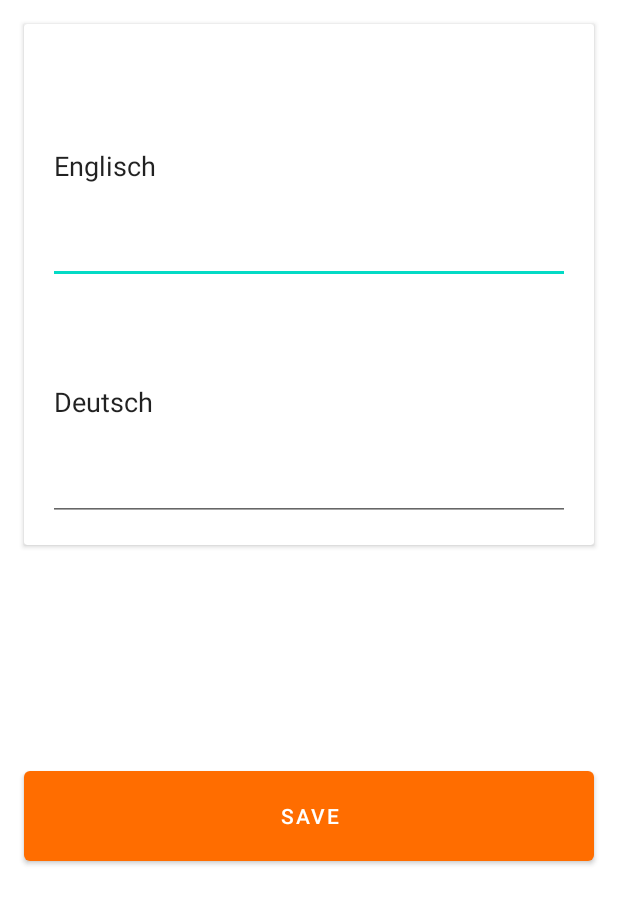
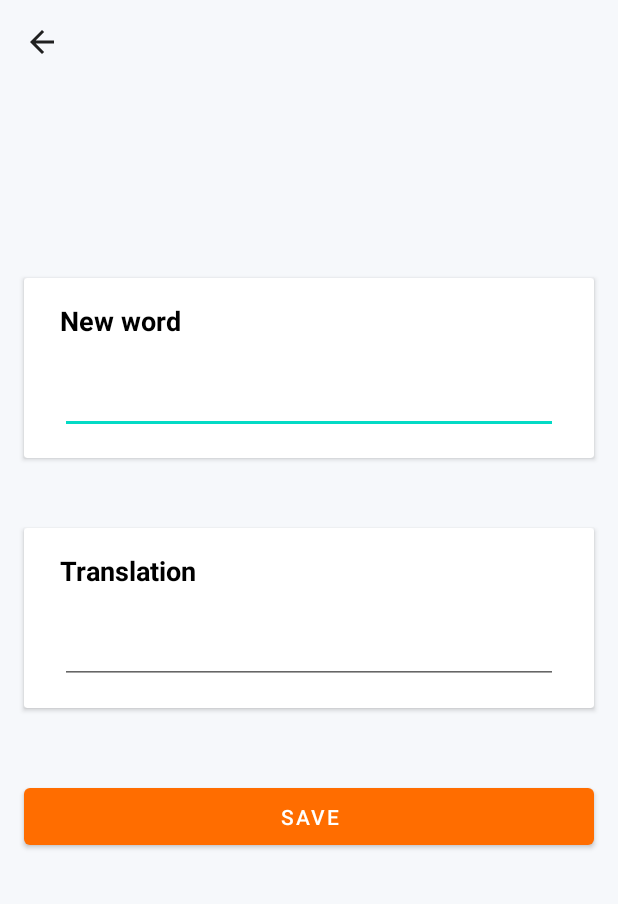
Before and after one commit to sang-ng/DictionaryMaker, an Android app: the AddWordActivity screen opened directly, with no data from a screen before it, on a phone screen of 412 x 824 dp. Shown: the top 904 px of the screen. Run offline under Robolectric (Android 15) with nearby library versions, the light colour scheme and no system bars; Roboto replaces fonts that are not available here.

Commit message:
updated AddWordActivity UI

```diff
--- a/Vocabulary App/app/src/main/java/com/example/android/vocabularyapp/ui/addWord/AddWordActivity.kt
+++ b/Vocabulary App/app/src/main/java/com/example/android/vocabularyapp/ui/addWord/AddWordActivity.kt
@@ -2,6 +2,7 @@ package com.example.android.vocabularyapp.ui.addWord
 
 import androidx.appcompat.app.AppCompatActivity
 import android.os.Bundle
+import android.widget.Toast
 import com.example.android.vocabularyapp.databinding.ActivityAddWordBinding
 import com.example.android.vocabularyapp.model.Category
 import com.example.android.vocabularyapp.model.Word
@@ -19,11 +20,21 @@ class AddWordActivity : AppCompatActivity() {
         super.onCreate(savedInstanceState)
         binding = ActivityAddWordBinding.inflate(layoutInflater)
 
+        setSupportActionBar(binding.addToolbar)
+        supportActionBar?.setDisplayHomeAsUpEnabled(true)
+        supportActionBar?.setDisplayShowTitleEnabled(false)
+
         getDataFromIntent()
         initOnClick()
         observeSelectedWord()
 
         setContentView(binding.root)
+    }
+
+    override fun onSupportNavigateUp(): Boolean {
+        finish()
+
+        return super.onSupportNavigateUp()
     }
 
     private fun getDataFromIntent() {
--- a/Vocabulary App/app/src/main/java/com/example/android/vocabularyapp/ui/learn/LearnActivity.kt
+++ b/Vocabulary App/app/src/main/java/com/example/android/vocabularyapp/ui/learn/LearnActivity.kt
@@ -31,8 +31,6 @@ class LearnActivity : AppCompatActivity() {
         setSupportActionBar(binding.learnToolbar)
         supportActionBar?.setDisplayShowTitleEnabled(false)
         supportActionBar?.setDisplayHomeAsUpEnabled(true)
-
-        //TODO add navigate up
 
         getCategoryFromIntent()
         initOnClick()
--- a/Vocabulary App/app/src/main/res/layout/activity_add_word.xml
+++ b/Vocabulary App/app/src/main/res/layout/activity_add_word.xml
@@ -4,52 +4,116 @@
     xmlns:tools="http://schemas.android.com/tools"
     android:layout_width="match_parent"
     android:layout_height="match_parent"
+    android:background="#F6F8FB"
     tools:context=".ui.addWord.AddWordActivity">
+
+    <androidx.appcompat.widget.Toolbar
+        android:id="@+id/add_toolbar"
+        android:layout_width="match_parent"
+        android:layout_height="wrap_content"
+        android:background="#F6F8FB"
+        android:minHeight="?attr/actionBarSize"
+        android:theme="?attr/actionBarTheme"
+        app:layout_constraintEnd_toEndOf="parent"
+        app:layout_constraintStart_toStartOf="parent"
+        app:layout_constraintTop_toTopOf="parent" />
+
+    <androidx.cardview.widget.CardView
+        android:layout_width="0dp"
+        android:layout_height="120dp"
+        android:layout_marginStart="16dp"
+        android:layout_marginEnd="16dp"
+        app:layout_constraintBottom_toBottomOf="parent"
+        app:layout_constraintEnd_toEndOf="parent"
+        app:layout_constraintHorizontal_bias="0.0"
+        app:layout_constraintStart_toStartOf="parent"
+        app:layout_constraintTop_toTopOf="parent"
+        app:layout_constraintVertical_bias="0.263">
+
+        <androidx.constraintlayout.widget.ConstraintLayout
+            android:layout_width="match_parent"
+            android:layout_height="120dp">
+
+            <EditText
+                android:id="@+id/add_word_name"
+                android:layout_width="0dp"
+                android:layout_height="50dp"
+                android:layout_marginStart="24dp"
+                android:layout_marginTop="62dp"
+                android:layout_marginEnd="24dp"
+                android:layout_marginBottom="16dp"
+                android:ems="10"
+                android:inputType="textMultiLine|text"
+                app:layout_constraintBottom_toBottomOf="parent"
+                app:layout_constraintEnd_toEndOf="parent"
+                app:layout_constraintHorizontal_bias="0.0"
+                app:layout_constraintStart_toStartOf="parent"
+                app:layout_constraintTop_toBottomOf="@+id/new_word"
+                app:layout_constraintVertical_bias="1.0" />
+
+            <TextView
+                android:id="@+id/new_word"
+                android:layout_width="wrap_content"
+                android:layout_height="wrap_content"
+                android:layout_marginStart="24dp"
+                android:layout_marginTop="16dp"
+                android:text="New word"
+                android:textSize="18sp"
+                android:textStyle="bold"
+                app:layout_constraintStart_toStartOf="parent"
+                app:layout_constraintTop_toTopOf="parent" />
+        </androidx.constraintlayout.widget.ConstraintLayout>
+
+    </androidx.cardview.widget.CardView>
 
     <androidx.cardview.widget.CardView
         android:id="@+id/cardView"
         android:layout_width="0dp"
-        android:layout_height="347dp"
+        android:layout_height="120dp"
         android:layout_marginStart="16dp"
-        android:layout_marginTop="16dp"
         android:layout_marginEnd="16dp"
+        app:layout_constraintBottom_toBottomOf="parent"
         app:layout_constraintEnd_toEndOf="parent"
+        app:layout_constraintHorizontal_bias="0.0"
         app:layout_constraintStart_toStartOf="parent"
         app:layout_constraintTop_toTopOf="parent">
 
-        <LinearLayout
+        <androidx.constraintlayout.widget.ConstraintLayout
             android:layout_width="match_parent"
-            android:layout_height="match_parent"
-            android:orientation="vertical"
-            android:padding="16dp">
+            android:layout_height="match_parent">
+
+            <TextView
+                android:id="@+id/translation"
+                android:layout_width="wrap_content"
+                android:layout_height="wrap_content"
+                android:layout_marginStart="24dp"
+                android:layout_marginTop="16dp"
+                android:text="Translation"
+                android:textSize="18sp"
+                android:textStyle="bold"
+                app:layout_constraintStart_toStartOf="parent"
+                app:layout_constraintTop_toTopOf="parent" />
 
             <EditText
                 android:id="@+id/add_word_trans"
-                android:layout_width="match_parent"
-                android:layout_height="wrap_content"
-                android:layout_weight="1"
+                android:layout_width="0dp"
+                android:layout_height="50dp"
+                android:layout_marginStart="24dp"
+                android:layout_marginEnd="24dp"
+                android:layout_marginBottom="16dp"
                 android:ems="10"
-                android:hint="translation"
-                android:inputType="textPersonName"
-                android:text="Englisch" />
-
-            <EditText
-                android:id="@+id/add_word_name"
-                android:layout_width="match_parent"
-                android:layout_height="wrap_content"
-                android:layout_weight="1"
-                android:ems="10"
-                android:hint="deutsch"
-                android:inputType="textPersonName"
-                android:text="Deutsch" />
-        </LinearLayout>
+                android:inputType="textMultiLine|text"
+                app:layout_constraintBottom_toBottomOf="parent"
+                app:layout_constraintEnd_toEndOf="parent"
+                app:layout_constraintStart_toStartOf="parent" />
+        </androidx.constraintlayout.widget.ConstraintLayout>
 
     </androidx.cardview.widget.CardView>
 
     <Button
         android:id="@+id/add_word_btn"
         android:layout_width="0dp"
-        android:layout_height="72dp"
+        android:layout_height="50dp"
         android:layout_marginStart="16dp"
         android:layout_marginEnd="16dp"
         android:layout_marginBottom="100dp"
@@ -57,6 +121,9 @@
         app:backgroundTint="#FF6D00"
         app:layout_constraintBottom_toBottomOf="parent"
         app:layout_constraintEnd_toEndOf="parent"
+        app:layout_constraintHorizontal_bias="1.0"
         app:layout_constraintStart_toStartOf="parent"
-        app:layout_constraintTop_toBottomOf="@+id/cardView" />
+        app:layout_constraintTop_toBottomOf="@+id/cardView"
+        app:layout_constraintVertical_bias="0.234" />
+
 </androidx.constraintlayout.widget.ConstraintLayout>
--- a/Vocabulary App/app/src/main/res/layout/activity_words.xml
+++ b/Vocabulary App/app/src/main/res/layout/activity_words.xml
@@ -41,7 +41,7 @@
             android:layout_marginBottom="16dp"
             android:text="Continue Learning"
             android:visibility="invisible"
-            app:backgroundTint="#FF6D00" />
+            app:backgroundTint="#FF9100" />
 
         <TextView
             android:id="@+id/words_category"
```
